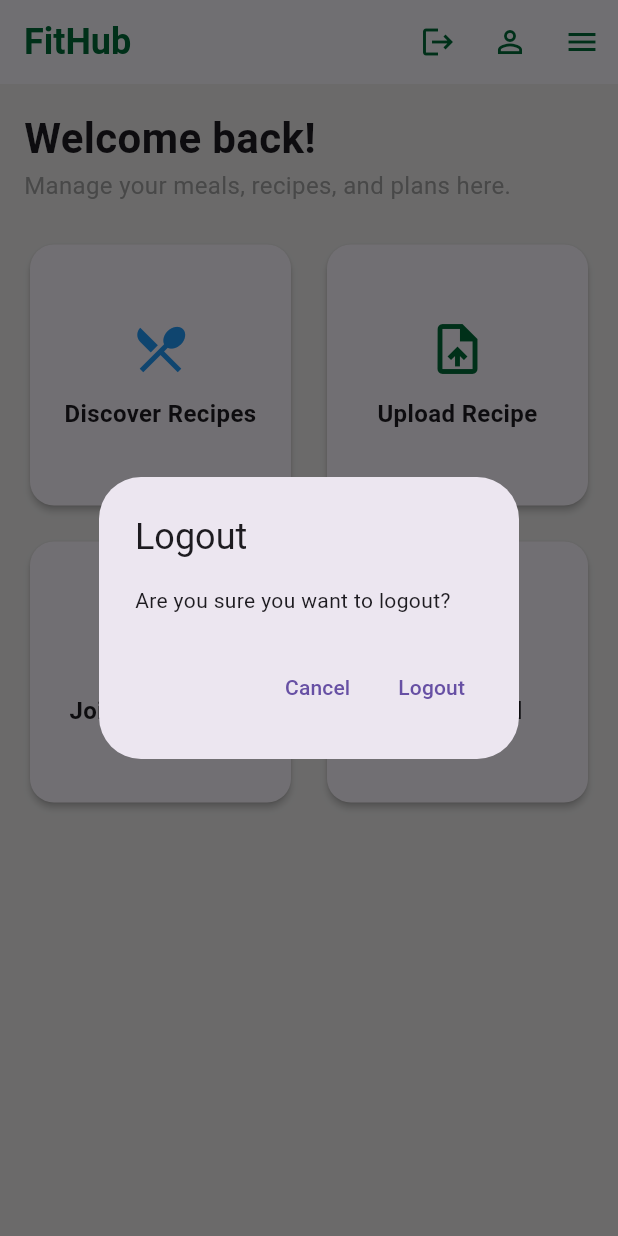
After one commit to bounswe/bounswe2025group6, a Flutter app: the DashboardScreen screen opened directly, after a tap on the "logout" icon, on a phone screen of 412 x 824 dp. The commit adds this screen. Run offline on Flutter 3.47's test engine with Material 3 defaults, Android fonts, the phone set to English and light mode, and no system bars; our stand-ins replace file_picker, flutter_secure_storage; accounts and stored records are empty.

Commit message:
Implement dashboard and tests

```diff
--- /dev/null
+++ b/mobile/lib/screens/dashboard_screen.dart
@@ -0,0 +1,211 @@
+import 'package:flutter/material.dart';
+import '../theme/app_theme.dart';
+import '../services/storage_service.dart';
+import 'login_screen.dart';
+import '../services/auth_service.dart';
+
+class DashboardScreen extends StatelessWidget {
+  final AuthService? authService;
+
+  const DashboardScreen({this.authService, super.key});
+
+  @override
+  Widget build(BuildContext context) {
+    return Scaffold(
+      backgroundColor: AppTheme.backgroundGrey,
+      appBar: AppBar(
+        title: Row(
+          children: [
+            Text(
+              'FitHub',
+              style: TextStyle(
+                fontSize: 24,
+                fontWeight: FontWeight.bold,
+                color: AppTheme.primaryGreen,
+              ),
+            ),
+          ],
+        ),
+        backgroundColor: Colors.white,
+        elevation: 2,
+        actions: [
+          // Add logout button
+          IconButton(
+            icon: const Icon(Icons.logout),
+            color: AppTheme.primaryGreen,
+            onPressed: () async {
+              // Show confirmation dialog
+              final bool? confirm = await showDialog<bool>(
+                context: context,
+                builder: (BuildContext context) {
+                  return AlertDialog(
+                    title: const Text('Logout'),
+                    content: const Text('Are you sure you want to logout?'),
+                    actions: [
+                      TextButton(
+                        onPressed: () => Navigator.of(context).pop(false),
+                        child: const Text('Cancel'),
+                      ),
+                      TextButton(
+                        onPressed: () => Navigator.of(context).pop(true),
+                        child: const Text('Logout'),
+                      ),
+                    ],
+                  );
+                },
+              );
+
+              if (confirm == true && context.mounted) {
+                try {
+                  // Get the stored token
+                  final token = await StorageService.getToken();
+                  if (token != null) {
+                    // Call the logout API
+                    await AuthService().logout(token);
+                  }
+                  // Delete the token locally
+                  await StorageService.deleteToken();
+
+                  if (!context.mounted) return;
+
+                  // Navigate to login screen
+                  Navigator.of(context).pushAndRemoveUntil(
+                    MaterialPageRoute(
+                      builder: (context) => const LoginScreen(),
+                    ),
+                    (route) => false,
+                  );
+                } catch (e) {
+                  if (!context.mounted) return;
+
+                  // Show error message
+                  ScaffoldMessenger.of(context).showSnackBar(
+                    SnackBar(
+                      content: Text('Logout failed: ${e.toString()}'),
+                      backgroundColor: Colors.red,
+                    ),
+                  );
+                }
+              }
+            },
+          ),
+          IconButton(
+            icon: const Icon(Icons.person_outline),
+            color: AppTheme.primaryGreen,
+            onPressed: () {
+              // TODO: Navigate to profile
+            },
+          ),
+          IconButton(
+            icon: const Icon(Icons.menu),
+            color: AppTheme.primaryGreen,
+            onPressed: () {
+              // TODO: Open drawer/menu
+            },
+          ),
+        ],
+      ),
+      body: SingleChildScrollView(
+        child: Padding(
+          padding: const EdgeInsets.all(16.0),
+          child: Column(
+            crossAxisAlignment: CrossAxisAlignment.start,
+            children: [
+              // Welcome section
+              const Text(
+                'Welcome back!',
+                style: TextStyle(
+                  fontSize: 28,
+                  fontWeight: FontWeight.bold,
+                ),
+              ),
+              const Text(
+                'Manage your meals, recipes, and plans here.',
+                style: TextStyle(
+                  fontSize: 16,
+                  color: Colors.grey,
+                ),
+              ),
+              const SizedBox(height: 24),
+
+              // Quick action buttons
+              GridView.count(
+                shrinkWrap: true,
+                physics: const NeverScrollableScrollPhysics(),
+                crossAxisCount: 2,
+                mainAxisSpacing: 16,
+                crossAxisSpacing: 16,
+                children: [
+                  _buildDashboardCard(
+                    icon: Icons.restaurant_menu,
+                    title: 'Discover Recipes',
+                    color: Colors.blue,
+                    onTap: () {},
+                  ),
+                  _buildDashboardCard(
+                    icon: Icons.upload_file,
+                    title: 'Upload Recipe',
+                    color: AppTheme.primaryGreen,
+                    onTap: () {},
+                  ),
+                  _buildDashboardCard(
+                    icon: Icons.group,
+                    title: 'Join Community',
+                    color: Colors.purple,
+                    onTap: () {},
+                  ),
+                  _buildDashboardCard(
+                    icon: Icons.calendar_today,
+                    title: 'Plan a Meal',
+                    color: Colors.orange,
+                    onTap: () {},
+                  ),
+                ],
+              ),
+            ],
+          ),
+        ),
+      ),
+    );
+  }
+
+  Widget _buildDashboardCard({
+    required IconData icon,
+    required String title,
+    required Color color,
+    required VoidCallback onTap,
+  }) {
+    return Card(
+      elevation: 2,
+      shape: RoundedRectangleBorder(
+        borderRadius: BorderRadius.circular(16),
+      ),
+      child: InkWell(
+        onTap: onTap,
+        borderRadius: BorderRadius.circular(16),
+        child: Padding(
+          padding: const EdgeInsets.all(16),
+          child: Column(
+            mainAxisAlignment: MainAxisAlignment.center,
+            children: [
+              Icon(
+                icon,
+                size: 40,
+                color: color,
+              ),
+              const SizedBox(height: 12),
+              Text(
+                title,
+                textAlign: TextAlign.center,
+                style: const TextStyle(
+                  fontSize: 16,
+                  fontWeight: FontWeight.bold,
+                ),
+              ),
+            ],
+          ),
+        ),
+      ),
+    );
+  }
+}
```
Also changed, not shown: mobile/lib/screens/login_screen.dart (+9 -1 lines), 3 other files.
